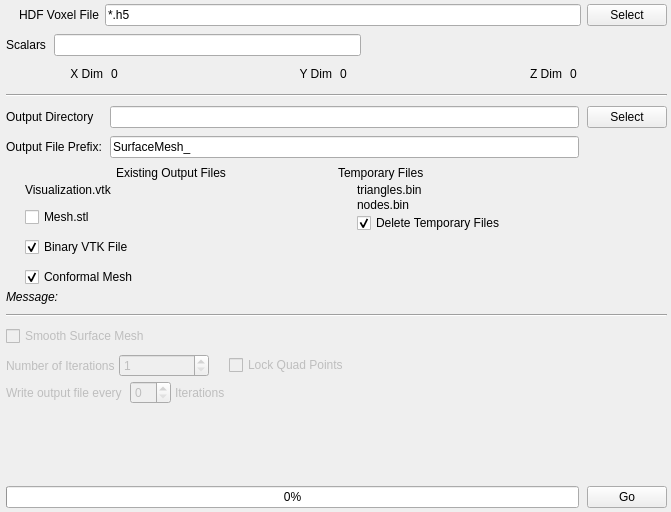
Above: Source/UIPlugins/SurfaceMesh/SurfaceMeshWidget.ui from BlueQuartzSoftware/DREAM3D before the change. Below: the same form after it.
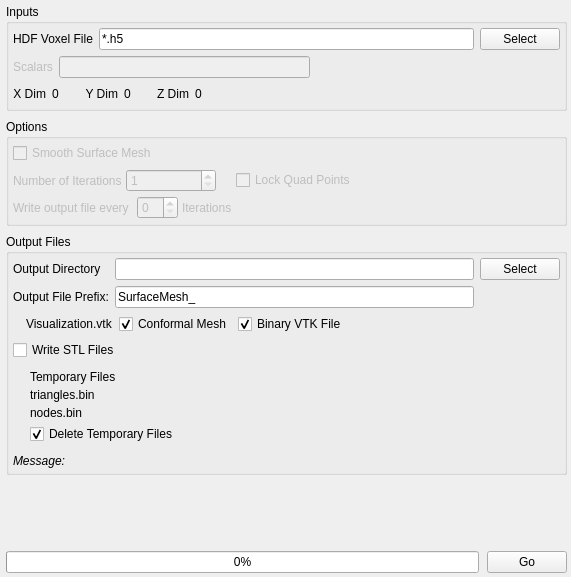
That is the form after the change. Icons and pictures are not drawn. Custom widgets are drawn as their Qt base class.

Commit message: UI Cleanups for the Surface Meshing Plugin

Patch:
```diff
--- a/Source/UIPlugins/SurfaceMesh/SurfaceMeshWidget.ui
+++ b/Source/UIPlugins/SurfaceMesh/SurfaceMeshWidget.ui
@@ -6,8 +6,8 @@
    <rect>
     <x>0</x>
     <y>0</y>
-    <width>671</width>
-    <height>512</height>
+    <width>571</width>
+    <height>577</height>
    </rect>
   </property>
   <property name="windowTitle">
@@ -30,54 +30,63 @@
     <number>4</number>
    </property>
    <item>
+    <widget class="QGroupBox" name="groupBox">
+     <property name="title">
+      <string>Inputs</string>
+     </property>
+     <layout class="QVBoxLayout" name="verticalLayout_2">
+      <property name="spacing">
+       <number>6</number>
+      </property>
+      <property name="margin">
+       <number>4</number>
+      </property>
+      <item>
     <layout class="QGridLayout" name="gridLayout_9">
      <property name="spacing">
       <number>6</number>
      </property>
-     <item row="0" column="1">
+        <item row="0" column="0">
       <widget class="QLabel" name="label_24">
        <property name="text">
         <string>HDF Voxel File</string>
        </property>
       </widget>
      </item>
-     <item row="0" column="2">
+        <item row="0" column="1">
       <widget class="QFSDropLineEdit" name="m_InputFile">
        <property name="text">
         <string>*.h5</string>
        </property>
       </widget>
      </item>
-     <item row="0" column="4">
+        <item row="0" column="2">
       <widget class="QPushButton" name="m_InputFileBtn">
        <property name="text">
         <string>Select</string>
        </property>
       </widget>
      </item>
-     <item row="0" column="0">
-      <widget class="QLabel" name="m_InputFileIcon">
-       <property name="text">
-        <string/>
-       </property>
-       <property name="pixmap">
-        <pixmap resource="../../../Resources/icons/images/Icons.qrc">:/Delete-16x16.png</pixmap>
-       </property>
-      </widget>
-     </item>
     </layout>
    </item>
    <item>
     <layout class="QHBoxLayout" name="horizontalLayout_2">
      <item>
       <widget class="QLabel" name="label_2">
+          <property name="enabled">
+           <bool>false</bool>
+          </property>
        <property name="text">
         <string>Scalars</string>
        </property>
       </widget>
      </item>
      <item>
-      <widget class="QLineEdit" name="m_ScalarsName"/>
+         <widget class="QLineEdit" name="m_ScalarsName">
+          <property name="enabled">
+           <bool>false</bool>
+          </property>
+         </widget>
      </item>
      <item>
       <spacer name="horizontalSpacer_4">
@@ -182,21 +191,184 @@
        </property>
       </widget>
      </item>
-    </layout>
-   </item>
+        <item>
+         <spacer name="horizontalSpacer_6">
+          <property name="orientation">
+           <enum>Qt::Horizontal</enum>
+          </property>
+          <property name="sizeHint" stdset="0">
+           <size>
+            <width>40</width>
+            <height>20</height>
+           </size>
+          </property>
+         </spacer>
+        </item>
+       </layout>
+      </item>
+     </layout>
+    </widget>
+   </item>
    <item>
-    <widget class="Line" name="line_2">
-     <property name="minimumSize">
+    <widget class="QGroupBox" name="groupBox_2">
+     <property name="title">
+      <string>Options</string>
+     </property>
+     <layout class="QVBoxLayout" name="verticalLayout_3">
+      <property name="spacing">
+       <number>6</number>
+      </property>
+      <property name="margin">
+       <number>4</number>
+      </property>
+      <item>
+       <widget class="QCheckBox" name="m_SmoothMesh">
+        <property name="enabled">
+         <bool>false</bool>
+        </property>
+        <property name="text">
+         <string>Smooth Surface Mesh</string>
+        </property>
+       </widget>
+      </item>
+      <item>
+       <layout class="QGridLayout" name="gridLayout_10">
+        <property name="spacing">
+         <number>4</number>
+        </property>
+        <item row="0" column="0">
+         <layout class="QHBoxLayout" name="horizontalLayout_10">
+          <property name="spacing">
+           <number>4</number>
+          </property>
+          <item>
+           <widget class="QLabel" name="label_26">
+            <property name="enabled">
+             <bool>false</bool>
+            </property>
+            <property name="text">
+             <string>Number of Iterations</string>
+            </property>
+           </widget>
+          </item>
+          <item>
+           <widget class="QSpinBox" name="m_SmoothIterations">
+            <property name="enabled">
+             <bool>false</bool>
+            </property>
+            <property name="minimum">
+             <number>1</number>
+            </property>
+            <property name="maximum">
+             <number>1000</number>
+            </property>
+           </widget>
+          </item>
+         </layout>
+        </item>
+        <item row="0" column="1">
+         <spacer name="horizontalSpacer_8">
+          <property name="orientation">
+           <enum>Qt::Horizontal</enum>
+          </property>
+          <property name="sizeType">
+           <enum>QSizePolicy::Fixed</enum>
+          </property>
+          <property name="sizeHint" stdset="0">
       <size>
-       <width>0</width>
-       <height>6</height>
-      </size>
-     </property>
+            <width>12</width>
+            <height>20</height>
+           </size>
+          </property>
+         </spacer>
+        </item>
+        <item row="0" column="2">
+         <widget class="QCheckBox" name="m_LockQuadPoints">
+          <property name="enabled">
+           <bool>false</bool>
+          </property>
+          <property name="text">
+           <string>Lock Quad Points</string>
+          </property>
+         </widget>
+        </item>
+        <item row="1" column="0" colspan="2">
+         <layout class="QHBoxLayout" name="horizontalLayout_7">
+          <property name="spacing">
+           <number>4</number>
+          </property>
+          <item>
+           <widget class="QLabel" name="label_27">
+            <property name="enabled">
+             <bool>false</bool>
+            </property>
+            <property name="text">
+             <string>Write output file every </string>
+            </property>
+           </widget>
+          </item>
+          <item>
+           <widget class="QSpinBox" name="m_WriteOutputFileIncrement">
+            <property name="enabled">
+             <bool>false</bool>
+            </property>
+           </widget>
+          </item>
+          <item>
+           <widget class="QLabel" name="label_28">
+            <property name="enabled">
+             <bool>false</bool>
+            </property>
+            <property name="text">
+             <string>Iterations</string>
+            </property>
+           </widget>
+          </item>
+         </layout>
+        </item>
+        <item row="1" column="2" colspan="2">
+         <spacer name="horizontalSpacer_9">
      <property name="orientation">
       <enum>Qt::Horizontal</enum>
      </property>
+          <property name="sizeHint" stdset="0">
+           <size>
+            <width>148</width>
+            <height>20</height>
+           </size>
+          </property>
+         </spacer>
+        </item>
+        <item row="0" column="3">
+         <spacer name="horizontalSpacer_11">
+          <property name="orientation">
+           <enum>Qt::Horizontal</enum>
+          </property>
+          <property name="sizeHint" stdset="0">
+           <size>
+            <width>40</width>
+            <height>20</height>
+           </size>
+          </property>
+         </spacer>
+        </item>
+       </layout>
+      </item>
+     </layout>
     </widget>
    </item>
+   <item>
+    <widget class="QGroupBox" name="groupBox_3">
+     <property name="title">
+      <string>Output Files</string>
+     </property>
+     <layout class="QVBoxLayout" name="verticalLayout_4">
+      <property name="spacing">
+       <number>6</number>
+      </property>
+      <property name="margin">
+       <number>4</number>
+      </property>
    <item>
     <layout class="QGridLayout" name="gridLayout_11">
      <item row="0" column="0">
@@ -233,71 +405,28 @@
     </layout>
    </item>
    <item>
-    <layout class="QGridLayout" name="gridLayout_4">
-     <property name="horizontalSpacing">
-      <number>2</number>
-     </property>
-     <property name="verticalSpacing">
-      <number>3</number>
-     </property>
-     <item row="0" column="0">
-      <widget class="QLabel" name="label_12">
+       <layout class="QHBoxLayout" name="horizontalLayout_3">
+        <item>
+         <widget class="QLabel" name="m_VisualizationVizFileIcon">
        <property name="text">
-        <string>Existing Output Files</string>
+           <string/>
+          </property>
+          <property name="pixmap">
+           <pixmap resource="../../../Resources/icons/images/Icons.qrc">:/Delete-16x16.png</pixmap>
        </property>
        <property name="alignment">
-        <set>Qt::AlignCenter</set>
+           <set>Qt::AlignRight|Qt::AlignTrailing|Qt::AlignVCenter</set>
        </property>
       </widget>
      </item>
-     <item row="1" column="0">
-      <layout class="QFormLayout" name="formLayout_3">
-       <property name="fieldGrowthPolicy">
-        <enum>QFormLayout::FieldsStayAtSizeHint</enum>
-       </property>
-       <property name="labelAlignment">
-        <set>Qt::AlignCenter</set>
-       </property>
-       <property name="horizontalSpacing">
-        <number>12</number>
-       </property>
-       <property name="verticalSpacing">
-        <number>10</number>
-       </property>
-       <item row="1" column="1">
+        <item>
         <widget class="QLabel" name="m_VisualizationVizFile">
          <property name="text">
           <string>Visualization.vtk</string>
          </property>
         </widget>
        </item>
-       <item row="1" column="0">
-        <widget class="QLabel" name="m_VisualizationVizFileIcon">
-         <property name="text">
-          <string/>
-         </property>
-         <property name="pixmap">
-          <pixmap resource="../../../Resources/icons/images/Icons.qrc">:/Delete-16x16.png</pixmap>
-         </property>
-         <property name="alignment">
-          <set>Qt::AlignRight|Qt::AlignTrailing|Qt::AlignVCenter</set>
-         </property>
-        </widget>
-       </item>
-       <item row="4" column="1">
-        <widget class="QCheckBox" name="m_BinaryVtkFiles">
-         <property name="enabled">
-          <bool>true</bool>
-         </property>
-         <property name="text">
-          <string>Binary VTK File</string>
-         </property>
-         <property name="checked">
-          <bool>true</bool>
-         </property>
-        </widget>
-       </item>
-       <item row="5" column="1">
+        <item>
         <widget class="QCheckBox" name="m_ConformalMesh">
          <property name="toolTip">
           <string>A Conformal Mesh only has a single copy of each triangle. If you turn this OFF then there will be 2 copies of each triangle entry, one for each grain.</string>
@@ -310,29 +439,62 @@
          </property>
         </widget>
        </item>
-       <item row="2" column="0">
-        <widget class="QLabel" name="m_STLFileIcon">
+        <item>
+         <widget class="QCheckBox" name="m_BinaryVtkFiles">
+          <property name="enabled">
+           <bool>true</bool>
+          </property>
          <property name="text">
-          <string/>
-         </property>
-         <property name="pixmap">
-          <pixmap resource="../../../Resources/icons/images/Icons.qrc">:/Delete-16x16.png</pixmap>
-         </property>
-         <property name="alignment">
-          <set>Qt::AlignRight|Qt::AlignTrailing|Qt::AlignVCenter</set>
-         </property>
-        </widget>
-       </item>
-       <item row="2" column="1">
-        <widget class="QCheckBox" name="m_STLFile">
+           <string>Binary VTK File</string>
+          </property>
+          <property name="checked">
+           <bool>true</bool>
+          </property>
+         </widget>
+        </item>
+        <item>
+         <spacer name="horizontalSpacer_3">
+          <property name="orientation">
+           <enum>Qt::Horizontal</enum>
+          </property>
+          <property name="sizeHint" stdset="0">
+           <size>
+            <width>40</width>
+            <height>20</height>
+           </size>
+          </property>
+         </spacer>
+        </item>
+       </layout>
+      </item>
+      <item>
+       <layout class="QHBoxLayout" name="horizontalLayout_4">
+        <item>
+         <widget class="QCheckBox" name="m_WriteSTLFiles">
          <property name="text">
-          <string>Mesh.stl</string>
+           <string>Write STL Files</string>
          </property>
         </widget>
        </item>
-      </layout>
-     </item>
-     <item row="1" column="1">
+        <item>
+         <spacer name="horizontalSpacer_5">
+          <property name="orientation">
+           <enum>Qt::Horizontal</enum>
+          </property>
+          <property name="sizeType">
+           <enum>QSizePolicy::Expanding</enum>
+          </property>
+          <property name="sizeHint" stdset="0">
+           <size>
+            <width>20</width>
+            <height>20</height>
+           </size>
+          </property>
+         </spacer>
+        </item>
+       </layout>
+      </item>
+      <item>
       <layout class="QFormLayout" name="formLayout_4">
        <property name="fieldGrowthPolicy">
         <enum>QFormLayout::FieldsStayAtSizeHint</enum>
@@ -344,36 +506,29 @@
         <set>Qt::AlignLeading|Qt::AlignLeft|Qt::AlignTop</set>
        </property>
        <property name="horizontalSpacing">
-        <number>12</number>
+         <number>6</number>
        </property>
        <property name="verticalSpacing">
-        <number>1</number>
-       </property>
-       <item row="4" column="1">
-        <widget class="QCheckBox" name="m_DeleteTempFiles">
-         <property name="text">
-          <string>Delete Temporary Files</string>
-         </property>
-         <property name="checked">
-          <bool>true</bool>
-         </property>
-        </widget>
-       </item>
-       <item row="1" column="1">
+         <number>4</number>
+        </property>
+        <property name="margin">
+         <number>4</number>
+        </property>
+        <item row="3" column="1">
         <widget class="QLabel" name="m_NodesFileBin">
          <property name="text">
           <string>nodes.bin</string>
          </property>
         </widget>
        </item>
-       <item row="0" column="1">
+        <item row="2" column="1">
         <widget class="QLabel" name="m_TrianglesFileBin">
          <property name="text">
           <string>triangles.bin</string>
          </property>
         </widget>
        </item>
-       <item row="0" column="0">
+        <item row="2" column="0">
         <widget class="QLabel" name="m_TrianglesFileBinIcon">
          <property name="text">
           <string/>
@@ -386,7 +541,7 @@
          </property>
         </widget>
        </item>
-       <item row="1" column="0">
+        <item row="3" column="0">
         <widget class="QLabel" name="m_NodesFileBinIcon">
          <property name="text">
           <string/>
@@ -399,9 +554,26 @@
          </property>
         </widget>
        </item>
-      </layout>
-     </item>
-     <item row="2" column="0" colspan="2">
+        <item row="6" column="1">
+         <widget class="QCheckBox" name="m_DeleteTempFiles">
+          <property name="text">
+           <string>Delete Temporary Files</string>
+          </property>
+          <property name="checked">
+           <bool>true</bool>
+          </property>
+         </widget>
+        </item>
+        <item row="1" column="1">
+         <widget class="QLabel" name="label_60">
+          <property name="text">
+           <string>Temporary Files</string>
+          </property>
+         </widget>
+        </item>
+       </layout>
+      </item>
+      <item>
       <widget class="QLabel" name="messageLabel">
        <property name="font">
         <font>
@@ -419,161 +591,9 @@
        </property>
       </widget>
      </item>
-     <item row="0" column="1">
-      <widget class="QLabel" name="label_60">
-       <property name="text">
-        <string>Temporary Files</string>
-       </property>
-      </widget>
-     </item>
-    </layout>
-   </item>
-   <item>
-    <widget class="Line" name="line_4">
-     <property name="minimumSize">
-      <size>
-       <width>0</width>
-       <height>6</height>
-      </size>
-     </property>
-     <property name="orientation">
-      <enum>Qt::Horizontal</enum>
-     </property>
+     </layout>
     </widget>
    </item>
-   <item>
-    <widget class="QCheckBox" name="m_SmoothMesh">
-     <property name="enabled">
-      <bool>false</bool>
-     </property>
-     <property name="text">
-      <string>Smooth Surface Mesh</string>
-     </property>
-    </widget>
-   </item>
-   <item>
-    <layout class="QGridLayout" name="gridLayout_10">
-     <property name="spacing">
-      <number>4</number>
-     </property>
-     <item row="0" column="0">
-      <layout class="QHBoxLayout" name="horizontalLayout_10">
-       <property name="spacing">
-        <number>4</number>
-       </property>
-       <item>
-        <widget class="QLabel" name="label_26">
-         <property name="enabled">
-          <bool>false</bool>
-         </property>
-         <property name="text">
-          <string>Number of Iterations</string>
-         </property>
-        </widget>
-       </item>
-       <item>
-        <widget class="QSpinBox" name="m_SmoothIterations">
-         <property name="enabled">
-          <bool>false</bool>
-         </property>
-         <property name="minimum">
-          <number>1</number>
-         </property>
-         <property name="maximum">
-          <number>1000</number>
-         </property>
-        </widget>
-       </item>
-      </layout>
-     </item>
-     <item row="0" column="1">
-      <spacer name="horizontalSpacer_8">
-       <property name="orientation">
-        <enum>Qt::Horizontal</enum>
-       </property>
-       <property name="sizeType">
-        <enum>QSizePolicy::Fixed</enum>
-       </property>
-       <property name="sizeHint" stdset="0">
-        <size>
-         <width>12</width>
-         <height>20</height>
-        </size>
-       </property>
-      </spacer>
-     </item>
-     <item row="0" column="2">
-      <widget class="QCheckBox" name="m_LockQuadPoints">
-       <property name="enabled">
-        <bool>false</bool>
-       </property>
-       <property name="text">
-        <string>Lock Quad Points</string>
-       </property>
-      </widget>
-     </item>
-     <item row="1" column="0" colspan="2">
-      <layout class="QHBoxLayout" name="horizontalLayout_7">
-       <property name="spacing">
-        <number>4</number>
-       </property>
-       <item>
-        <widget class="QLabel" name="label_27">
-         <property name="enabled">
-          <bool>false</bool>
-         </property>
-         <property name="text">
-          <string>Write output file every </string>
-         </property>
-        </widget>
-       </item>
-       <item>
-        <widget class="QSpinBox" name="m_WriteOutputFileIncrement">
-         <property name="enabled">
-          <bool>false</bool>
-         </property>
-        </widget>
-       </item>
-       <item>
-        <widget class="QLabel" name="label_28">
-         <property name="enabled">
-          <bool>false</bool>
-         </property>
-         <property name="text">
-          <string>Iterations</string>
-         </property>
-        </widget>
-       </item>
-      </layout>
-     </item>
-     <item row="1" column="2" colspan="2">
-      <spacer name="horizontalSpacer_9">
-       <property name="orientation">
-        <enum>Qt::Horizontal</enum>
-       </property>
-       <property name="sizeHint" stdset="0">
-        <size>
-         <width>148</width>
-         <height>20</height>
-        </size>
-       </property>
-      </spacer>
-     </item>
-     <item row="0" column="3">
-      <spacer name="horizontalSpacer_11">
-       <property name="orientation">
-        <enum>Qt::Horizontal</enum>
-       </property>
-       <property name="sizeHint" stdset="0">
-        <size>
-         <width>40</width>
-         <height>20</height>
-        </size>
-       </property>
-      </spacer>
-     </item>
-    </layout>
-   </item>
    <item>
     <spacer name="verticalSpacer_3">
      <property name="orientation">
```
Lines whose indentation alone changed are shown as unchanged. The commit also changes 3 other files.
